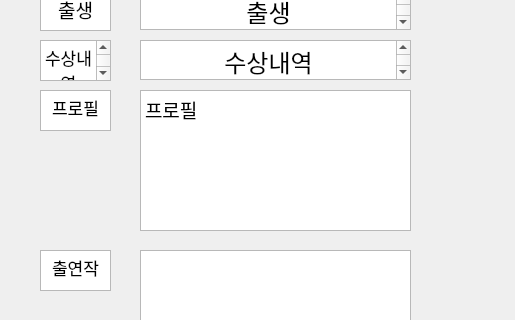
The window that database_src/v1/window/actor_info.ui (DDongYul/Database-FinalProject) describes before a commit, drawn with Qt 5; both pictures show x 0 to 515 and y 130 to 450 of the 515 by 600 pixel window.
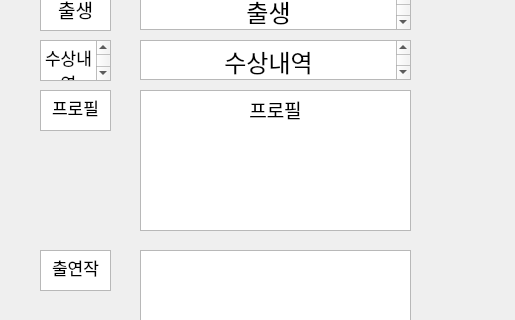
The same window after the commit.

The edit to the form file:
```diff
--- a/database_src/v1/window/actor_info.ui
+++ b/database_src/v1/window/actor_info.ui
@@ -30,7 +30,7 @@
 &lt;html&gt;&lt;head&gt;&lt;meta name=&quot;qrichtext&quot; content=&quot;1&quot; /&gt;&lt;style type=&quot;text/css&quot;&gt;
 p, li { white-space: pre-wrap; }
 &lt;/style&gt;&lt;/head&gt;&lt;body style=&quot; font-family:'.AppleSystemUIFont'; font-size:13pt; font-weight:400; font-style:normal;&quot;&gt;
-&lt;p style=&quot; margin-top:0px; margin-bottom:0px; margin-left:0px; margin-right:0px; -qt-block-indent:0; text-indent:0px;&quot;&gt;&lt;span style=&quot; font-size:14pt;&quot;&gt;프로필&lt;/span&gt;&lt;/p&gt;&lt;/body&gt;&lt;/html&gt;</string>
+&lt;p align=&quot;center&quot; style=&quot; margin-top:0px; margin-bottom:0px; margin-left:0px; margin-right:0px; -qt-block-indent:0; text-indent:0px;&quot;&gt;&lt;span style=&quot; font-size:14pt;&quot;&gt;프로필&lt;/span&gt;&lt;/p&gt;&lt;/body&gt;&lt;/html&gt;</string>
    </property>
   </widget>
   <widget class="QTextEdit" name="textEdit_act_name">
```
